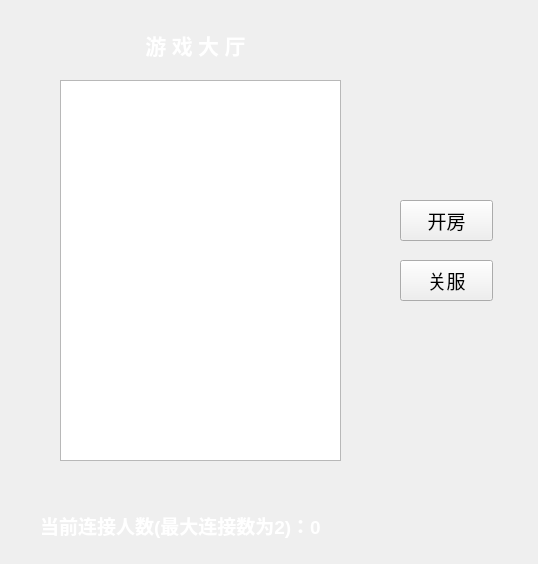
First picture: the form in Six-Stone-Master-serve/severform.ui, repository Yooki-K/Six_Stone_Master, before the edit.
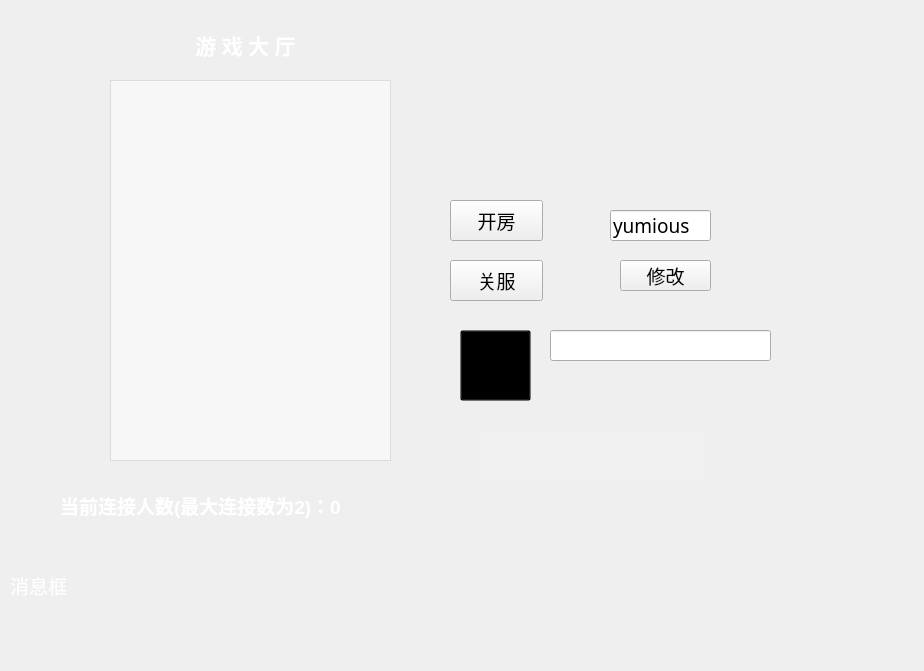
Second picture: the form after the edit. Icons and pictures are not drawn.

Commit message: 9.29实现TCP图片传播，完成六子棋，接下来进行测试修改

```diff
--- a/Six-Stone-Master-serve/severform.ui
+++ b/Six-Stone-Master-serve/severform.ui
@@ -6,8 +6,8 @@
    <rect>
     <x>0</x>
     <y>0</y>
-    <width>538</width>
-    <height>564</height>
+    <width>924</width>
+    <height>671</height>
    </rect>
   </property>
   <property name="font">
@@ -25,14 +25,15 @@
   <widget class="QListWidget" name="playerroom">
    <property name="geometry">
     <rect>
-     <x>60</x>
+     <x>110</x>
      <y>80</y>
      <width>281</width>
      <height>381</height>
     </rect>
    </property>
    <property name="styleSheet">
-    <string notr="true">font: 12pt &quot;Arial&quot;;</string>
+    <string notr="true">font: 12pt &quot;Arial&quot;;
+background-color:rgb(255,255,255,135);;</string>
    </property>
    <property name="modelColumn">
     <number>0</number>
@@ -44,7 +45,7 @@
   <widget class="QLabel" name="youxidating">
    <property name="geometry">
     <rect>
-     <x>50</x>
+     <x>100</x>
      <y>20</y>
      <width>291</width>
      <height>51</height>
@@ -66,12 +67,15 @@
   <widget class="QPushButton" name="btcloses">
    <property name="geometry">
     <rect>
-     <x>400</x>
+     <x>450</x>
      <y>260</y>
      <width>93</width>
      <height>41</height>
     </rect>
    </property>
+   <property name="styleSheet">
+    <string notr="true">font: 10pt &quot;Arial&quot;;</string>
+   </property>
    <property name="text">
     <string>关服</string>
    </property>
@@ -79,12 +83,15 @@
   <widget class="QPushButton" name="btopenroom">
    <property name="geometry">
     <rect>
-     <x>400</x>
+     <x>450</x>
      <y>200</y>
      <width>93</width>
      <height>41</height>
     </rect>
    </property>
+   <property name="styleSheet">
+    <string notr="true">font: 10pt &quot;Arial&quot;;</string>
+   </property>
    <property name="text">
     <string>开房</string>
    </property>
@@ -92,8 +99,8 @@
   <widget class="QLabel" name="currconnect">
    <property name="geometry">
     <rect>
-     <x>40</x>
-     <y>510</y>
+     <x>60</x>
+     <y>490</y>
      <width>381</width>
      <height>31</height>
     </rect>
@@ -117,6 +124,178 @@
     <string>&lt;html&gt;&lt;head/&gt;&lt;body&gt;&lt;p&gt;当前连接人数(最大连接数为2)：0&lt;/p&gt;&lt;/body&gt;&lt;/html&gt;</string>
    </property>
   </widget>
+  <widget class="QToolButton" name="btreflash">
+   <property name="geometry">
+    <rect>
+     <x>460</x>
+     <y>330</y>
+     <width>71</width>
+     <height>71</height>
+    </rect>
+   </property>
+   <property name="toolTip">
+    <string>&lt;html&gt;&lt;head/&gt;&lt;body&gt;&lt;p&gt;&lt;span style=&quot; font-size:14pt;&quot;&gt;刷新&lt;/span&gt;&lt;/p&gt;&lt;/body&gt;&lt;/html&gt;</string>
+   </property>
+   <property name="styleSheet">
+    <string notr="true">background-image: url(:/new/myresouce/reso/button/refllash.png);
+background-color:transparent;</string>
+   </property>
+   <property name="text">
+    <string/>
+   </property>
+  </widget>
+  <widget class="QTextEdit" name="mesbox">
+   <property name="geometry">
+    <rect>
+     <x>100</x>
+     <y>560</y>
+     <width>291</width>
+     <height>51</height>
+    </rect>
+   </property>
+   <property name="styleSheet">
+    <string notr="true">background-color:transparent;
+font: 9pt &quot;Arial&quot;;
+color:rgb(255,255,255)</string>
+   </property>
+   <property name="html">
+    <string>&lt;!DOCTYPE HTML PUBLIC &quot;-//W3C//DTD HTML 4.0//EN&quot; &quot;http://www.w3.org/TR/REC-html40/strict.dtd&quot;&gt;
+&lt;html&gt;&lt;head&gt;&lt;meta name=&quot;qrichtext&quot; content=&quot;1&quot; /&gt;&lt;style type=&quot;text/css&quot;&gt;
+p, li { white-space: pre-wrap; }
+&lt;/style&gt;&lt;/head&gt;&lt;body style=&quot; font-family:'Arial'; font-size:9pt; font-weight:400; font-style:normal;&quot;&gt;
+&lt;p style=&quot;-qt-paragraph-type:empty; margin-top:0px; margin-bottom:0px; margin-left:0px; margin-right:0px; -qt-block-indent:0; text-indent:0px; font-family:'SimSun';&quot;&gt;&lt;br /&gt;&lt;/p&gt;&lt;/body&gt;&lt;/html&gt;</string>
+   </property>
+  </widget>
+  <widget class="QLabel" name="label">
+   <property name="geometry">
+    <rect>
+     <x>10</x>
+     <y>570</y>
+     <width>81</width>
+     <height>31</height>
+    </rect>
+   </property>
+   <property name="styleSheet">
+    <string notr="true">color:rgb(255, 255, 255);
+font: 14pt &quot;Arial&quot;;</string>
+   </property>
+   <property name="text">
+    <string>消息框</string>
+   </property>
+  </widget>
+  <widget class="QWidget" name="widget" native="true">
+   <property name="geometry">
+    <rect>
+     <x>570</x>
+     <y>30</y>
+     <width>181</width>
+     <height>271</height>
+    </rect>
+   </property>
+   <widget class="QLineEdit" name="name">
+    <property name="geometry">
+     <rect>
+      <x>40</x>
+      <y>180</y>
+      <width>101</width>
+      <height>31</height>
+     </rect>
+    </property>
+    <property name="text">
+     <string>yumious</string>
+    </property>
+   </widget>
+   <widget class="QLabel" name="tx">
+    <property name="geometry">
+     <rect>
+      <x>40</x>
+      <y>30</y>
+      <width>101</width>
+      <height>131</height>
+     </rect>
+    </property>
+    <property name="autoFillBackground">
+     <bool>false</bool>
+    </property>
+    <property name="styleSheet">
+     <string notr="true">background-image:url(:/new/myresouce/reso/head-portrait/tx1.jpg)</string>
+    </property>
+    <property name="text">
+     <string/>
+    </property>
+    <property name="scaledContents">
+     <bool>false</bool>
+    </property>
+    <property name="margin">
+     <number>0</number>
+    </property>
+   </widget>
+   <widget class="QPushButton" name="btupdatemes">
+    <property name="geometry">
+     <rect>
+      <x>50</x>
+      <y>230</y>
+      <width>91</width>
+      <height>31</height>
+     </rect>
+    </property>
+    <property name="styleSheet">
+     <string notr="true">font: 10pt &quot;Arial&quot;;</string>
+    </property>
+    <property name="text">
+     <string>修改</string>
+    </property>
+   </widget>
+  </widget>
+  <widget class="QWidget" name="help" native="true">
+   <property name="geometry">
+    <rect>
+     <x>470</x>
+     <y>420</y>
+     <width>451</width>
+     <height>241</height>
+    </rect>
+   </property>
+   <widget class="QLabel" name="helper">
+    <property name="geometry">
+     <rect>
+      <x>300</x>
+      <y>70</y>
+      <width>141</width>
+      <height>171</height>
+     </rect>
+    </property>
+    <property name="text">
+     <string/>
+    </property>
+   </widget>
+   <widget class="QLabel" name="hlepmes">
+    <property name="geometry">
+     <rect>
+      <x>10</x>
+      <y>10</y>
+      <width>231</width>
+      <height>51</height>
+     </rect>
+    </property>
+    <property name="styleSheet">
+     <string notr="true">background-color:rgb(240, 240, 240)</string>
+    </property>
+    <property name="text">
+     <string/>
+    </property>
+   </widget>
+  </widget>
+  <widget class="QLineEdit" name="txpath">
+   <property name="geometry">
+    <rect>
+     <x>550</x>
+     <y>330</y>
+     <width>221</width>
+     <height>31</height>
+    </rect>
+   </property>
+  </widget>
  </widget>
  <resources/>
  <connections/>
```
Left out of the diff: 3 changed lines with no effect on the pictures. The commit also changes 48 other files.
